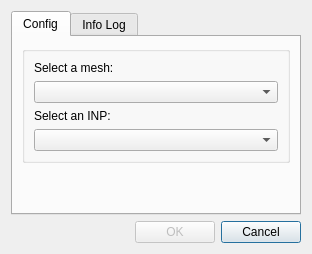
Old version of the form core/ui/toolbars/utilities/execute_model.ui in the repository ibergis/ibergis_qgis_plugin.
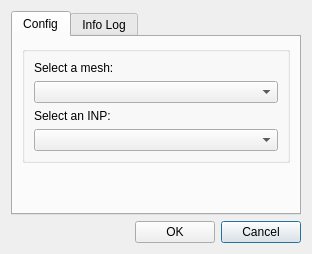
New version of the form.

Commit message: Execute model: Populate comboboxes

```diff
--- a/core/ui/toolbars/utilities/execute_model.ui
+++ b/core/ui/toolbars/utilities/execute_model.ui
@@ -42,7 +42,7 @@
      <item row="0" column="2">
       <widget class="QPushButton" name="btn_ok">
        <property name="enabled">
-        <bool>false</bool>
+        <bool>true</bool>
        </property>
        <property name="text">
         <string>OK</string>
```
The commit also changes 1 other file.
